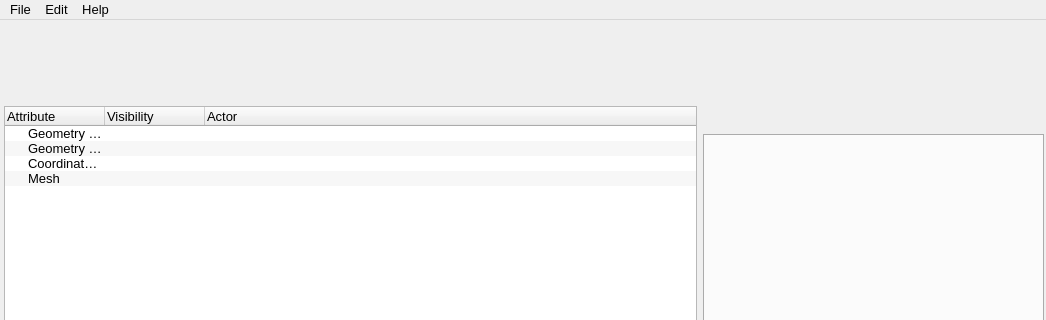
PawelekPro/MeshGeneratingTool, file src/UserInterface/Forms/MainWindow.ui: the form before one commit; both pictures show x 0 to 1046 and y 0 to 320 of the 1046 by 754 pixel window.
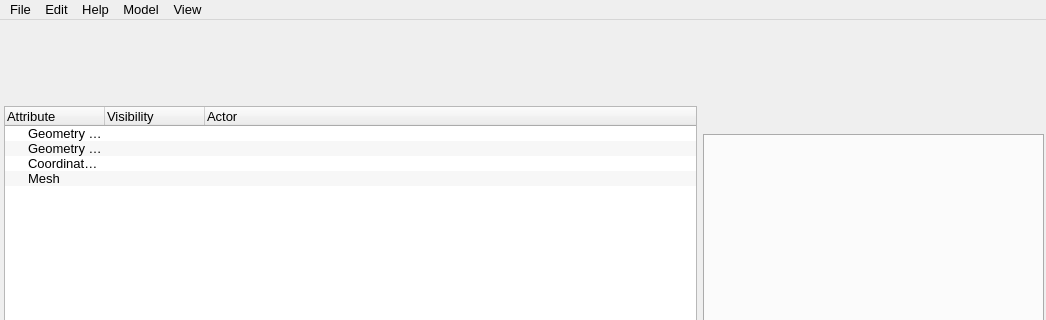
The form after the commit. Icons and pictures are not drawn. Custom widgets are drawn as their Qt base class.

Commit message: added model class with meshing method template

```diff
--- a/src/UserInterface/Forms/MainWindow.ui
+++ b/src/UserInterface/Forms/MainWindow.ui
@@ -301,7 +301,7 @@
      <x>0</x>
      <y>0</y>
      <width>1046</width>
-     <height>20</height>
+     <height>23</height>
     </rect>
    </property>
    <widget class="QMenu" name="menuFiles">
@@ -338,9 +338,24 @@
      <string>Help</string>
     </property>
    </widget>
+   <widget class="QMenu" name="menuModel">
+    <property name="title">
+     <string>Model</string>
+    </property>
+    <addaction name="actionNewModel"/>
+    <addaction name="actionGenerateMesh"/>
+   </widget>
+   <widget class="QMenu" name="menuView">
+    <property name="title">
+     <string>View</string>
+    </property>
+    <addaction name="actionShowMesh"/>
+   </widget>
    <addaction name="menuFiles"/>
    <addaction name="menuEdit"/>
    <addaction name="menuHelp"/>
+   <addaction name="menuModel"/>
+   <addaction name="menuView"/>
   </widget>
   <widget class="QStatusBar" name="statusBar"/>
   <action name="actionImportSTEP">
```
Left out of the diff: 18 changed lines with no effect on the pictures. The commit also changes 8 other files.
